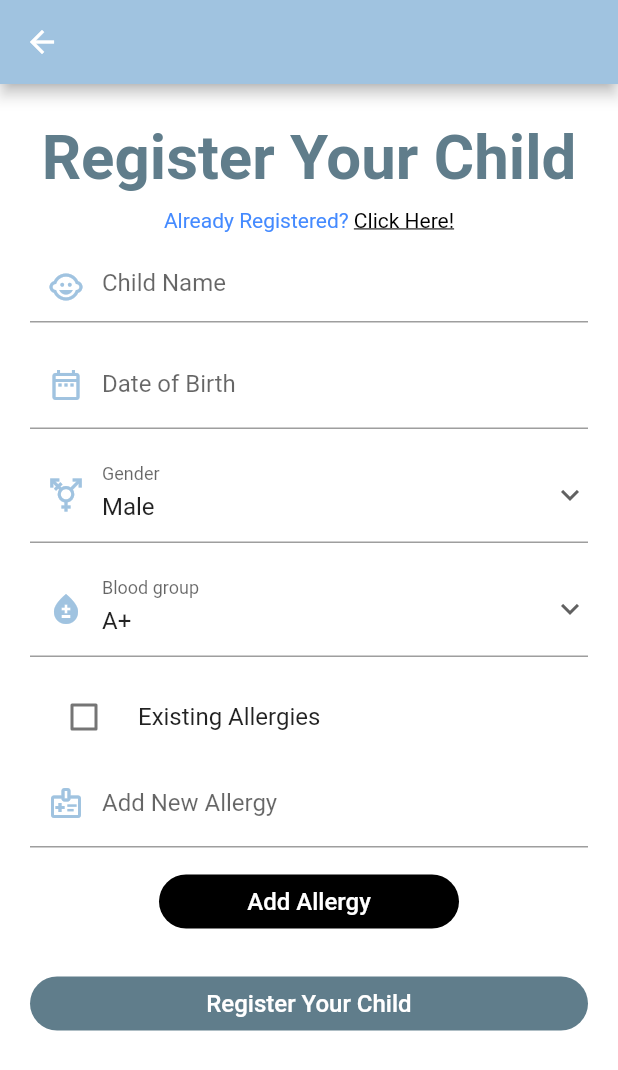
After one commit to mansi05041/Child_Vaccination_Management_System, a Flutter app: the CreateNewChild screen opened directly, on a phone screen of 412 x 824 dp. The commit adds this screen. Shown: the top 1070 px of the screen. Run offline on Flutter 3.47's test engine with Material 2 defaults, Android fonts, the phone set to English and light mode, and no system bars; drawn by our look-alikes of datetime_picker_formfield; our stand-ins replace animated_splash_screen, cloud_firestore, firebase_auth, firebase_core, google_fonts, google_nav_bar and 2 more; accounts and stored records are empty.

Commit message:
Child create ui

```diff
--- /dev/null
+++ b/lib/screen/childCreate.dart
@@ -0,0 +1,339 @@
+import 'package:child_vaccination/screen/MyHomePage.dart';
+import 'package:child_vaccination/screen/pages/Profile.dart';
+import 'package:child_vaccination/services/authenticationService.dart';
+import 'package:child_vaccination/shared/validity.dart';
+import 'package:flutter/gestures.dart';
+import 'package:flutter/material.dart';
+import 'package:intl/intl.dart';
+import 'package:datetime_picker_formfield/datetime_picker_formfield.dart';
+
+class CreateNewChild extends StatefulWidget {
+  const CreateNewChild({super.key});
+
+  @override
+  State<CreateNewChild> createState() => _CreateNewChildState();
+}
+
+class _CreateNewChildState extends State<CreateNewChild> {
+  final formkey = GlobalKey<FormState>();
+  final _nameTextController = TextEditingController();
+  final _allergyController = TextEditingController();
+  late DateTime _selectedDate;
+  String name = "";
+  String gender = "Male";
+  var genderOptions = ['Male', 'Female', 'Others'];
+  String bloodGroup = "A+";
+  var bloodGroupOptions = ['A+', 'A-', 'B+', 'B-', 'AB+', 'AB-', 'O+', 'O-'];
+  List<String> _selectedAllergies = [];
+  bool _isLoading = false;
+  AuthenticationService authenticationService = AuthenticationService();
+
+  @override
+  void dispose() {
+    _allergyController.dispose();
+    super.dispose();
+  }
+
+  void _addNewAllergy() {
+    final newAllergy = _allergyController.text.trim();
+    if (newAllergy.isNotEmpty) {
+      setState(() {
+        _selectedAllergies.add(newAllergy);
+        _allergyController.clear();
+      });
+    }
+  }
+
+  @override
+  Widget build(BuildContext context) {
+    return Scaffold(
+      appBar: AppBar(
+        backgroundColor: Theme.of(context).primaryColor,
+      ),
+      body: _isLoading
+          ? Center(
+              child: CircularProgressIndicator(
+                backgroundColor: Theme.of(context).primaryColor,
+              ),
+            )
+          : SingleChildScrollView(
+              child: Column(
+                children: [
+                  Container(
+                    color: Colors.white,
+                    child: Padding(
+                      padding: const EdgeInsets.symmetric(
+                          horizontal: 20, vertical: 20),
+                      child: Form(
+                        key: formkey,
+                        child: Column(
+                          mainAxisAlignment: MainAxisAlignment.start,
+                          crossAxisAlignment: CrossAxisAlignment.center,
+                          children: <Widget>[
+                            const SizedBox(height: 5),
+                            Center(
+                              child: Text(
+                                "Register Your Child",
+                                style: TextStyle(
+                                  fontSize:
+                                      MediaQuery.of(context).size.width * 0.1,
+                                  fontWeight: FontWeight.bold,
+                                  color: Colors.blueGrey,
+                                ),
+                                textAlign: TextAlign.center,
+                              ),
+                            ),
+                            const SizedBox(height: 10),
+                            Text.rich(
+                              TextSpan(
+                                  text: "Already Registered? ",
+                                  style: const TextStyle(
+                                      color: Colors.blueAccent, fontSize: 14),
+                                  children: <TextSpan>[
+                                    TextSpan(
+                                        text: "Click Here!",
+                                        style: const TextStyle(
+                                            color: Colors.black,
+                                            decoration:
+                                                TextDecoration.underline),
+                                        recognizer: TapGestureRecognizer()
+                                          ..onTap = () {
+                                            Navigator.push(
+                                              context,
+                                              MaterialPageRoute(
+                                                builder: (context) =>
+                                                    const MyHomePage(),
+                                              ),
+                                            );
+                                          })
+                                  ]),
+                            ),
+                            const SizedBox(height: 12),
+                            // Name
+                            TextFormField(
+                              controller: _nameTextController,
+                              validator: (value) => Validator.validateName(
+                                  name: _nameTextController.text),
+                              decoration: InputDecoration(
+                                hintText: "Child Name",
+                                prefixIcon: Icon(
+                                  Icons.child_care_sharp,
+                                  color: Theme.of(context).primaryColor,
+                                ),
+                                focusedBorder: UnderlineInputBorder(
+                                  borderSide: BorderSide(
+                                    color: Theme.of(context).primaryColor,
+                                    width: 1.0,
+                                  ),
+                                ),
+                                errorBorder: UnderlineInputBorder(
+                                  borderRadius: BorderRadius.circular(6),
+                                  borderSide: const BorderSide(
+                                    color: Colors.red,
+                                  ),
+                                ),
+                              ),
+                              onChanged: (val) {
+                                setState(() {
+                                  name = val;
+                                });
+                              },
+                            ),
+                            const SizedBox(height: 12),
+                            // Date of Birth
+                            DateTimeField(
+                              decoration: InputDecoration(
+                                labelText: 'Date of Birth',
+                                prefixIcon: Icon(
+                                  Icons.date_range_outlined,
+                                  color: Theme.of(context).primaryColor,
+                                ),
+                              ),
+                              format: DateFormat('yyyy-MM-dd'),
+                              onShowPicker: (context, currentValue) async {
+                                final date = await showDatePicker(
+                                  context: context,
+                                  initialDate: currentValue ?? DateTime.now(),
+                                  firstDate: DateTime(1900),
+                                  lastDate: DateTime.now(),
+                                );
+                                if (date != null) {
+                                  _selectedDate = date;
+                                }
+                                return date;
+                              },
+                              onChanged: (value) {
+                                _selectedDate = value!;
+                              },
+                              onSaved: (value) {
+                                _selectedDate = value!;
+                              },
+                            ),
+                            const SizedBox(height: 12),
+                            // Gender
+                            DropdownButtonFormField(
+                              decoration: InputDecoration(
+                                labelText: 'Gender',
+                                prefixIcon: Icon(
+                                  Icons.transgender_outlined,
+                                  color: Theme.of(context).primaryColor,
+                                ),
+                              ),
+                              value: gender,
+                              icon: const Icon(
+                                  Icons.keyboard_arrow_down_outlined),
+                              items: genderOptions.map((String genderOptions) {
+                                return DropdownMenuItem(
+                                  value: genderOptions,
+                                  child: Text(genderOptions),
+                                );
+                              }).toList(),
+                              onChanged: ((String? newValue) {
+                                setState(() {
+                                  gender = newValue!;
+                                });
+                              }),
+                            ),
+                            const SizedBox(height: 12),
+                            // Blood Group
+                            DropdownButtonFormField(
+                              decoration: InputDecoration(
+                                labelText: 'Blood group',
+                                prefixIcon: Icon(
+                                  Icons.bloodtype,
+                                  color: Theme.of(context).primaryColor,
+                                ),
+                              ),
+                              value: bloodGroup,
+                              icon: const Icon(
+                                  Icons.keyboard_arrow_down_outlined),
+                              items: bloodGroupOptions
+                                  .map((String bloodGroupOptions) {
+                                return DropdownMenuItem(
+                                  value: bloodGroupOptions,
+                                  child: Text(bloodGroupOptions),
+                                );
+                              }).toList(),
+                              onChanged: ((String? newValue) {
+                                setState(() {
+                                  bloodGroup = newValue!;
+                                });
+                              }),
+                            ),
+                            // Allergies
+                            const SizedBox(height: 12),
+                            CheckboxListTile(
+                              title: const Text('Existing Allergies'),
+                              controlAffinity: ListTileControlAffinity.leading,
+                              value: _selectedAllergies.isNotEmpty,
+                              onChanged: (bool? value) {
+                                if (value != null) {
+                                  setState(() {
+                                    _selectedAllergies = value ? ['None'] : [];
+                                  });
+                                }
+                              },
+                            ),
+                            ..._buildAllergyCheckboxes(),
+                            // Add new allergy
+                            TextFormField(
+                              controller: _allergyController,
+                              validator: (value) => Validator.validateAllergy(
+                                  value: _allergyController.text),
+                              decoration: const InputDecoration(
+                                labelText: 'Add New Allergy',
+                                prefixIcon: Icon(
+                                  Icons.medical_information_outlined,
+                                  color: Color.fromARGB(255, 160, 195, 224),
+                                ),
+                                focusedBorder: UnderlineInputBorder(
+                                  borderSide: BorderSide(
+                                    color: Color.fromARGB(255, 160, 195, 224),
+                                    width: 1.0,
+                                  ),
+                                ),
+                                errorBorder: UnderlineInputBorder(
+                                  borderSide: BorderSide(
+                                    color: Colors.red,
+                                  ),
+                                ),
+                              ),
+                            ),
+                            const SizedBox(height: 12),
+                            SizedBox(
+                              width: 200,
+                              child: ElevatedButton(
+                                style: ElevatedButton.styleFrom(
+                                  backgroundColor: Colors.black,
+                                  elevation: 0,
+                                  shape: RoundedRectangleBorder(
+                                    borderRadius: BorderRadius.circular(30),
+                                  ),
+                                ),
+                                onPressed: _addNewAllergy,
+                                child: const Text(
+                                  "Add Allergy",
+                                  style: TextStyle(
+                                    color: Colors.white,
+                                    fontSize: 16,
+                                  ),
+                                ),
+                              ),
+                            ),
+                            const SizedBox(height: 20),
+                            // Register button
+                            SizedBox(
+                              width: double.infinity,
+                              child: ElevatedButton(
+                                style: ElevatedButton.styleFrom(
+                                  backgroundColor: Colors.blueGrey,
+                                  elevation: 0,
+                                  shape: RoundedRectangleBorder(
+                                    borderRadius: BorderRadius.circular(30),
+                                  ),
+                                ),
+                                onPressed: () {},
+                                child: const Text(
+                                  "Register Your Child",
+                                  style: TextStyle(
+                                    color: Colors.white,
+                                    fontSize: 16,
+                                  ),
+                                ),
+                              ),
+                            ),
+                          ],
+                        ),
+                      ),
+                    ),
+                  )
+                ],
+              ),
+            ),
+    );
+  }
+
+  List<Widget> _buildAllergyCheckboxes() {
+    return [
+      for (final allergy in _selectedAllergies)
+        CheckboxListTile(
+          title: Text(allergy),
+          controlAffinity: ListTileControlAffinity.leading,
+          value: allergy == 'None' ? _selectedAllergies.length == 1 : true,
+          onChanged: (bool? value) {
+            if (value != null) {
+              setState(() {
+                if (allergy == 'None') {
+                  _selectedAllergies = value ? ['None'] : [];
+                } else if (value) {
+                  _selectedAllergies.add(allergy);
+                } else {
+                  _selectedAllergies.remove(allergy);
+                }
+              });
+            }
+          },
+        ),
+    ];
+  }
+}
--- a/lib/shared/validity.dart
+++ b/lib/shared/validity.dart
@@ -37,4 +37,12 @@ class Validator {
     }
     return null;
   }
+
+  // check the allergy
+  static String? validateAllergy({required String value}) {
+    if (value == null || value.isEmpty) {
+      return 'Please enter an allergy';
+    }
+    return null;
+  }
 }
```
